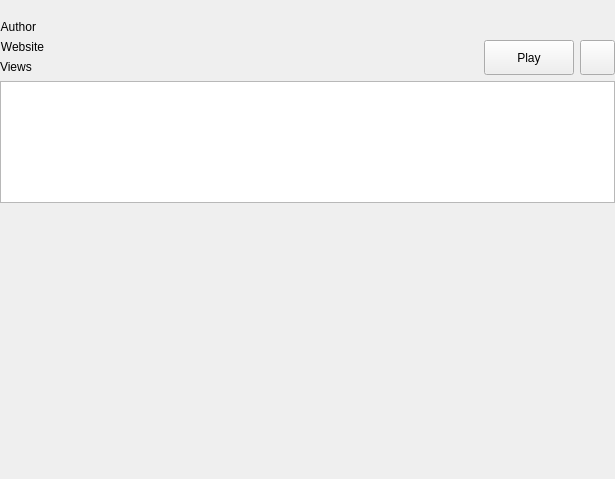
Old version of the form rss_tube/gui/designs/widget_youtube.ui in the repository seird/rsstube.
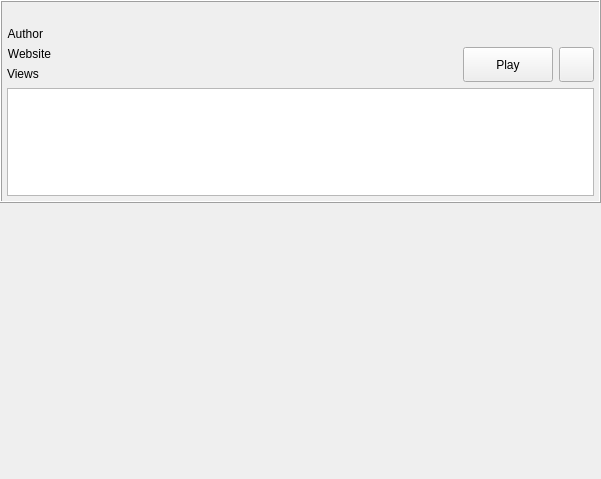
New version of the form.

Commit message: style info box

```diff
--- a/rss_tube/gui/designs/widget_youtube.ui
+++ b/rss_tube/gui/designs/widget_youtube.ui
@@ -6,7 +6,7 @@
    <rect>
     <x>0</x>
     <y>0</y>
-    <width>615</width>
+    <width>601</width>
     <height>479</height>
    </rect>
   </property>
@@ -29,6 +29,93 @@
    <property name="bottomMargin">
     <number>0</number>
    </property>
+   <item row="2" column="0">
+    <layout class="QHBoxLayout" name="horizontalLayout_3">
+     <property name="sizeConstraint">
+      <enum>QLayout::SetDefaultConstraint</enum>
+     </property>
+     <item>
+      <widget class="QLabel" name="label_thumbnail">
+       <property name="sizePolicy">
+        <sizepolicy hsizetype="Fixed" vsizetype="Fixed">
+         <horstretch>0</horstretch>
+         <verstretch>0</verstretch>
+        </sizepolicy>
+       </property>
+       <property name="minimumSize">
+        <size>
+         <width>480</width>
+         <height>270</height>
+        </size>
+       </property>
+       <property name="maximumSize">
+        <size>
+         <width>480</width>
+         <height>270</height>
+        </size>
+       </property>
+       <property name="mouseTracking">
+        <bool>true</bool>
+       </property>
+       <property name="text">
+        <string/>
+       </property>
+      </widget>
+     </item>
+     <item>
+      <widget class="QFrame" name="frame_3">
+       <property name="sizePolicy">
+        <sizepolicy hsizetype="Preferred" vsizetype="Fixed">
+         <horstretch>0</horstretch>
+         <verstretch>0</verstretch>
+        </sizepolicy>
+       </property>
+       <property name="minimumSize">
+        <size>
+         <width>0</width>
+         <height>270</height>
+        </size>
+       </property>
+       <property name="maximumSize">
+        <size>
+         <width>16777215</width>
+         <height>270</height>
+        </size>
+       </property>
+       <property name="frameShape">
+        <enum>QFrame::NoFrame</enum>
+       </property>
+       <property name="frameShadow">
+        <enum>QFrame::Raised</enum>
+       </property>
+      </widget>
+     </item>
+    </layout>
+   </item>
+   <item row="1" column="0">
+    <widget class="QFrame" name="frame">
+     <property name="frameShape">
+      <enum>QFrame::Box</enum>
+     </property>
+     <property name="frameShadow">
+      <enum>QFrame::Raised</enum>
+     </property>
+     <property name="lineWidth">
+      <number>1</number>
+     </property>
+     <layout class="QGridLayout" name="gridLayout_3">
+      <property name="leftMargin">
+       <number>5</number>
+      </property>
+      <property name="topMargin">
+       <number>5</number>
+      </property>
+      <property name="rightMargin">
+       <number>5</number>
+      </property>
+      <property name="bottomMargin">
+       <number>5</number>
+      </property>
    <item row="0" column="0">
     <layout class="QVBoxLayout" name="verticalLayout">
      <item>
@@ -136,7 +223,29 @@
        </item>
        <item>
         <layout class="QGridLayout" name="gridLayout_2">
-         <item row="2" column="2">
+            <item row="1" column="3">
+             <widget class="QPushButton" name="pb_audio">
+              <property name="minimumSize">
+               <size>
+                <width>35</width>
+                <height>35</height>
+               </size>
+              </property>
+              <property name="maximumSize">
+               <size>
+                <width>35</width>
+                <height>16777215</height>
+               </size>
+              </property>
+              <property name="toolTip">
+               <string>Play audio only</string>
+              </property>
+              <property name="text">
+               <string/>
+              </property>
+             </widget>
+            </item>
+            <item row="1" column="2">
           <widget class="QPushButton" name="pb_play">
            <property name="minimumSize">
             <size>
@@ -149,20 +258,7 @@
            </property>
           </widget>
          </item>
-         <item row="0" column="0" colspan="4">
-          <widget class="QLabel" name="label_date">
-           <property name="text">
-            <string/>
-           </property>
-           <property name="alignment">
-            <set>Qt::AlignRight|Qt::AlignTrailing|Qt::AlignVCenter</set>
-           </property>
-           <property name="textInteractionFlags">
-            <set>Qt::LinksAccessibleByMouse|Qt::TextSelectableByMouse</set>
-           </property>
-          </widget>
-         </item>
-         <item row="2" column="0">
+            <item row="1" column="0">
           <spacer name="horizontalSpacer">
            <property name="orientation">
             <enum>Qt::Horizontal</enum>
@@ -175,51 +271,26 @@
            </property>
           </spacer>
          </item>
-         <item row="2" column="3">
-          <widget class="QPushButton" name="pb_audio">
-           <property name="minimumSize">
-            <size>
-             <width>35</width>
-             <height>35</height>
-            </size>
-           </property>
-           <property name="maximumSize">
-            <size>
-             <width>35</width>
-             <height>16777215</height>
-            </size>
-           </property>
-           <property name="toolTip">
-            <string>Play audio only</string>
-           </property>
-           <property name="text">
-            <string/>
-           </property>
-          </widget>
-         </item>
-         <item row="1" column="0">
-          <spacer name="verticalSpacer">
-           <property name="orientation">
-            <enum>Qt::Vertical</enum>
-           </property>
-           <property name="sizeType">
-            <enum>QSizePolicy::Maximum</enum>
-           </property>
-           <property name="sizeHint" stdset="0">
-            <size>
-             <width>20</width>
-             <height>40</height>
-            </size>
-           </property>
-          </spacer>
-         </item>
-         <item row="2" column="1">
+            <item row="1" column="1">
           <widget class="QLabel" name="label_player_status">
            <property name="text">
             <string/>
            </property>
           </widget>
          </item>
+            <item row="0" column="0" colspan="4">
+             <widget class="QLabel" name="label_date">
+              <property name="text">
+               <string/>
+              </property>
+              <property name="alignment">
+               <set>Qt::AlignRight|Qt::AlignTrailing|Qt::AlignVCenter</set>
+              </property>
+              <property name="textInteractionFlags">
+               <set>Qt::LinksAccessibleByMouse|Qt::TextSelectableByMouse</set>
+              </property>
+             </widget>
+            </item>
         </layout>
        </item>
       </layout>
@@ -238,7 +309,7 @@
        <property name="minimumSize">
         <size>
          <width>0</width>
-         <height>60</height>
+            <height>40</height>
         </size>
        </property>
        <property name="readOnly">
@@ -251,68 +322,8 @@
      </item>
     </layout>
    </item>
-   <item row="3" column="0">
-    <layout class="QHBoxLayout" name="horizontalLayout_3">
-     <property name="sizeConstraint">
-      <enum>QLayout::SetDefaultConstraint</enum>
-     </property>
-     <item>
-      <widget class="QLabel" name="label_thumbnail">
-       <property name="sizePolicy">
-        <sizepolicy hsizetype="Fixed" vsizetype="Fixed">
-         <horstretch>0</horstretch>
-         <verstretch>0</verstretch>
-        </sizepolicy>
-       </property>
-       <property name="minimumSize">
-        <size>
-         <width>480</width>
-         <height>270</height>
-        </size>
-       </property>
-       <property name="maximumSize">
-        <size>
-         <width>480</width>
-         <height>270</height>
-        </size>
-       </property>
-       <property name="mouseTracking">
-        <bool>true</bool>
-       </property>
-       <property name="text">
-        <string/>
-       </property>
-      </widget>
-     </item>
-     <item>
-      <widget class="QFrame" name="frame_3">
-       <property name="sizePolicy">
-        <sizepolicy hsizetype="Preferred" vsizetype="Fixed">
-         <horstretch>0</horstretch>
-         <verstretch>0</verstretch>
-        </sizepolicy>
-       </property>
-       <property name="minimumSize">
-        <size>
-         <width>0</width>
-         <height>270</height>
-        </size>
-       </property>
-       <property name="maximumSize">
-        <size>
-         <width>16777215</width>
-         <height>270</height>
-        </size>
-       </property>
-       <property name="frameShape">
-        <enum>QFrame::NoFrame</enum>
-       </property>
-       <property name="frameShadow">
-        <enum>QFrame::Raised</enum>
-       </property>
-      </widget>
-     </item>
-    </layout>
+     </layout>
+    </widget>
    </item>
   </layout>
  </widget>
```
Lines whose indentation alone changed are shown as unchanged. The commit also changes 1 other file.
